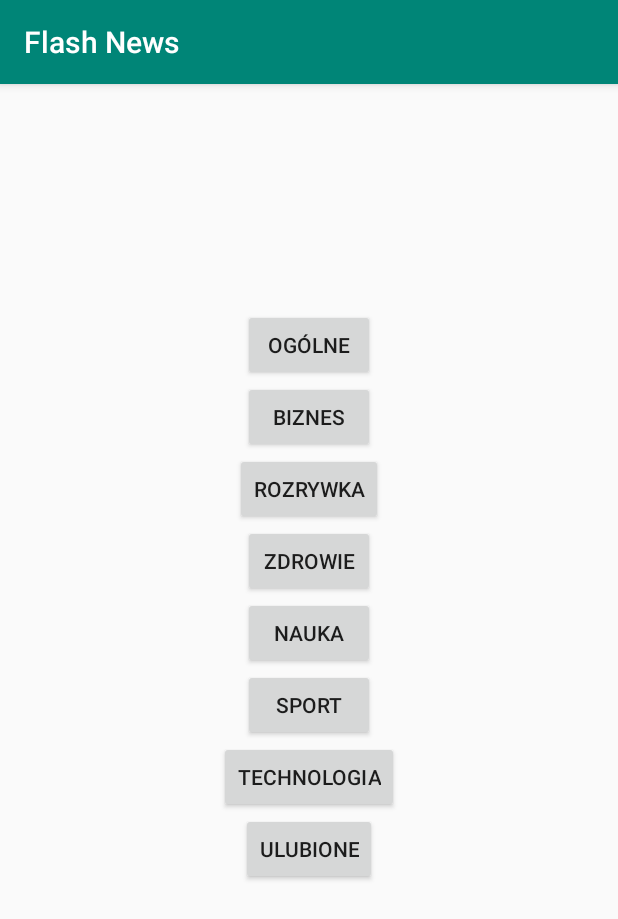
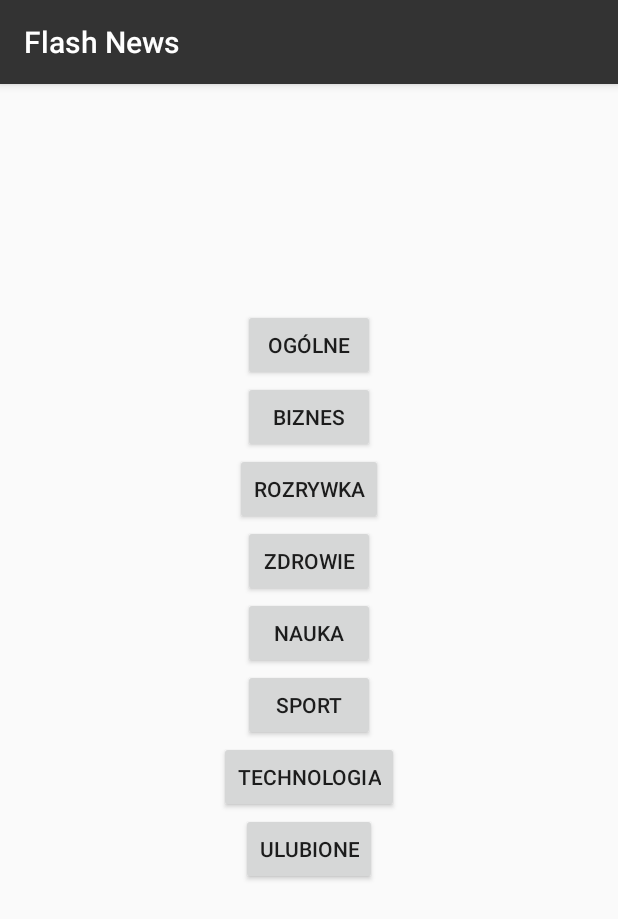
Before and after one commit to mateuszlatkowski/NewsApplication, an Android app: the Category screen opened directly, with no data from a screen before it, on a phone screen of 412 x 824 dp. Shown: the top 919 px of the screen. Run offline under Robolectric (Android 15) with nearby library versions, the phone set to English and light mode, and no system bars.

Commit message:
Change colorPrimary and colorPrimaryDark.

```diff
--- a/app/src/main/res/values/colors.xml
+++ b/app/src/main/res/values/colors.xml
@@ -1,6 +1,6 @@
 <?xml version="1.0" encoding="utf-8"?>
 <resources>
-    <color name="colorPrimary">#008577</color>
-    <color name="colorPrimaryDark">#00574B</color>
+    <color name="colorPrimary">#333333</color>
+    <color name="colorPrimaryDark">#000000</color>
     <color name="colorAccent">#D81B60</color>
 </resources>
```
